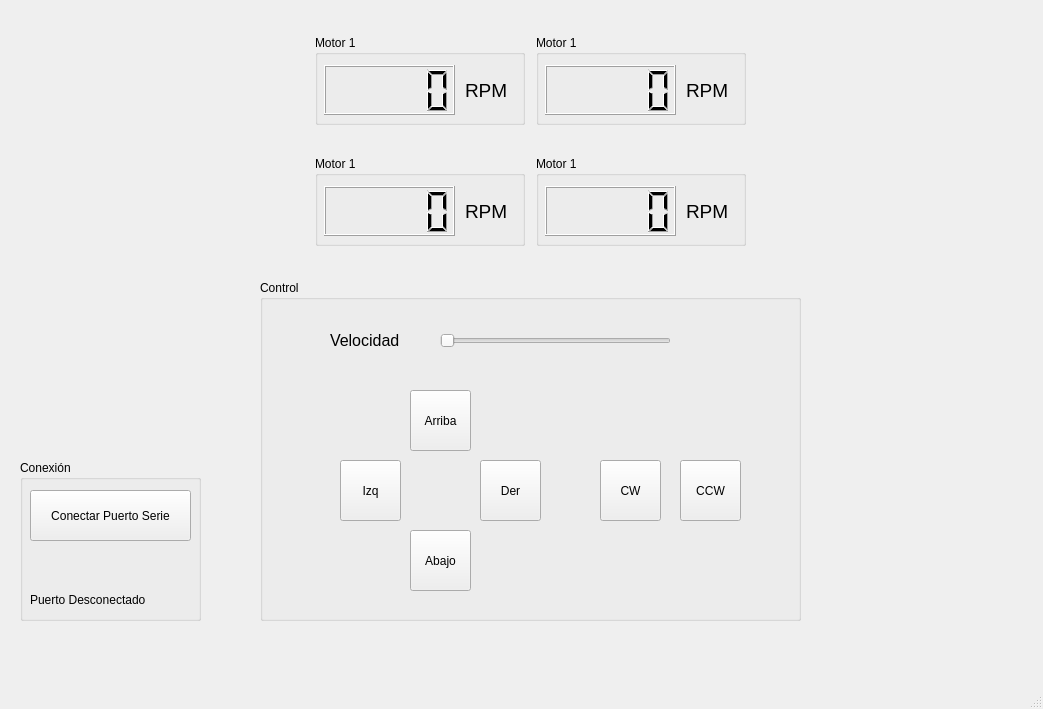
First picture: the form in mainwindow.ui, repository MrBean2806/PF_ControlRobot_Qt, before the edit.
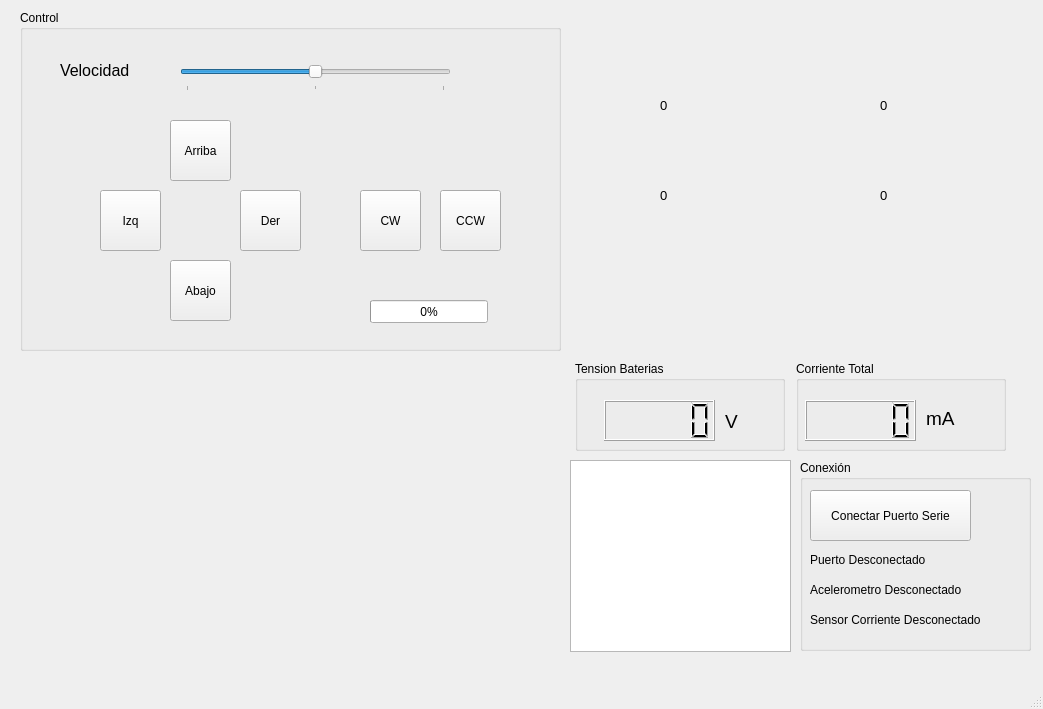
Second picture: the form after the edit.

What changed in the file:
```diff
--- a/mainwindow.ui
+++ b/mainwindow.ui
@@ -17,10 +17,10 @@
    <widget class="QGroupBox" name="groupBox">
     <property name="geometry">
      <rect>
-      <x>20</x>
+      <x>800</x>
       <y>460</y>
-      <width>181</width>
-      <height>161</height>
+      <width>231</width>
+      <height>191</height>
      </rect>
     </property>
     <property name="title">
@@ -43,7 +43,7 @@
      <property name="geometry">
       <rect>
        <x>10</x>
-       <y>130</y>
+       <y>90</y>
        <width>161</width>
        <height>20</height>
       </rect>
@@ -52,12 +52,38 @@
       <string>Puerto Desconectado</string>
      </property>
     </widget>
+    <widget class="QLabel" name="label_puertoSerieAbierto_2">
+     <property name="geometry">
+      <rect>
+       <x>10</x>
+       <y>120</y>
+       <width>191</width>
+       <height>20</height>
+      </rect>
+     </property>
+     <property name="text">
+      <string>Acelerometro Desconectado</string>
+     </property>
+    </widget>
+    <widget class="QLabel" name="label_puertoSerieAbierto_3">
+     <property name="geometry">
+      <rect>
+       <x>10</x>
+       <y>150</y>
+       <width>211</width>
+       <height>20</height>
+      </rect>
+     </property>
+     <property name="text">
+      <string>Sensor Corriente Desconectado</string>
+     </property>
+    </widget>
    </widget>
    <widget class="QGroupBox" name="groupBox_2">
     <property name="geometry">
      <rect>
-      <x>260</x>
-      <y>280</y>
+      <x>20</x>
+      <y>10</y>
       <width>541</width>
       <height>341</height>
      </rect>
@@ -68,7 +94,7 @@
     <widget class="QLabel" name="label">
      <property name="geometry">
       <rect>
-       <x>70</x>
+       <x>40</x>
        <y>40</y>
        <width>111</width>
        <height>41</height>
@@ -83,33 +109,11 @@
       <string>Velocidad</string>
      </property>
     </widget>
-    <widget class="QSlider" name="slider_velocidad">
-     <property name="geometry">
-      <rect>
-       <x>180</x>
-       <y>40</y>
-       <width>231</width>
-       <height>41</height>
-      </rect>
-     </property>
-     <property name="maximum">
-      <number>100</number>
-     </property>
-     <property name="value">
-      <number>0</number>
-     </property>
-     <property name="sliderPosition">
-      <number>0</number>
-     </property>
-     <property name="orientation">
-      <enum>Qt::Horizontal</enum>
-     </property>
-    </widget>
     <widget class="QLabel" name="label_velocidad">
      <property name="geometry">
       <rect>
-       <x>420</x>
-       <y>50</y>
+       <x>460</x>
+       <y>40</y>
        <width>63</width>
        <height>31</height>
       </rect>
@@ -196,167 +200,63 @@
       <string>Abajo</string>
      </property>
     </widget>
+    <widget class="QProgressBar" name="progressBar_rampaVel">
+     <property name="geometry">
+      <rect>
+       <x>350</x>
+       <y>290</y>
+       <width>118</width>
+       <height>23</height>
+      </rect>
+     </property>
+     <property name="value">
+      <number>0</number>
+     </property>
+    </widget>
+    <widget class="QSlider" name="slider_vel_ref">
+     <property name="geometry">
+      <rect>
+       <x>160</x>
+       <y>50</y>
+       <width>271</width>
+       <height>31</height>
+      </rect>
+     </property>
+     <property name="minimum">
+      <number>-100</number>
+     </property>
+     <property name="maximum">
+      <number>100</number>
+     </property>
+     <property name="value">
+      <number>0</number>
+     </property>
+     <property name="sliderPosition">
+      <number>0</number>
+     </property>
+     <property name="orientation">
+      <enum>Qt::Horizontal</enum>
+     </property>
+     <property name="tickPosition">
+      <enum>QSlider::TicksBelow</enum>
+     </property>
+     <property name="tickInterval">
+      <number>100</number>
+     </property>
+    </widget>
    </widget>
    <widget class="QWidget" name="gridLayoutWidget">
     <property name="geometry">
      <rect>
-      <x>310</x>
-      <y>10</y>
+      <x>570</x>
+      <y>360</y>
       <width>441</width>
-      <height>261</height>
+      <height>92</height>
      </rect>
     </property>
-    <layout class="QGridLayout" name="gridLayout">
-     <item row="1" column="0">
-      <widget class="QGroupBox" name="groupBox_4">
-       <property name="sizePolicy">
-        <sizepolicy hsizetype="Maximum" vsizetype="Maximum">
-         <horstretch>0</horstretch>
-         <verstretch>0</verstretch>
-        </sizepolicy>
-       </property>
-       <property name="minimumSize">
-        <size>
-         <width>210</width>
-         <height>90</height>
-        </size>
-       </property>
-       <property name="title">
-        <string>Motor 1</string>
-       </property>
-       <widget class="QLCDNumber" name="lcd_w_m_5">
-        <property name="geometry">
-         <rect>
-          <x>9</x>
-          <y>30</y>
-          <width>131</width>
-          <height>50</height>
-         </rect>
-        </property>
-        <property name="sizePolicy">
-         <sizepolicy hsizetype="Maximum" vsizetype="Maximum">
-          <horstretch>0</horstretch>
-          <verstretch>0</verstretch>
-         </sizepolicy>
-        </property>
-        <property name="minimumSize">
-         <size>
-          <width>0</width>
-          <height>0</height>
-         </size>
-        </property>
-        <property name="intValue" stdset="0">
-         <number>0</number>
-        </property>
-       </widget>
-       <widget class="QLabel" name="label_8">
-        <property name="geometry">
-         <rect>
-          <x>150</x>
-          <y>30</y>
-          <width>50</width>
-          <height>50</height>
-         </rect>
-        </property>
-        <property name="sizePolicy">
-         <sizepolicy hsizetype="Maximum" vsizetype="Maximum">
-          <horstretch>0</horstretch>
-          <verstretch>0</verstretch>
-         </sizepolicy>
-        </property>
-        <property name="minimumSize">
-         <size>
-          <width>50</width>
-          <height>50</height>
-         </size>
-        </property>
-        <property name="font">
-         <font>
-          <pointsize>14</pointsize>
-         </font>
-        </property>
-        <property name="text">
-         <string>RPM</string>
-        </property>
-       </widget>
-      </widget>
-     </item>
-     <item row="0" column="0">
-      <widget class="QGroupBox" name="groupBox_3">
-       <property name="sizePolicy">
-        <sizepolicy hsizetype="Maximum" vsizetype="Maximum">
-         <horstretch>0</horstretch>
-         <verstretch>0</verstretch>
-        </sizepolicy>
-       </property>
-       <property name="minimumSize">
-        <size>
-         <width>210</width>
-         <height>90</height>
-        </size>
-       </property>
-       <property name="title">
-        <string>Motor 1</string>
-       </property>
-       <widget class="QLCDNumber" name="lcd_w_m">
-        <property name="geometry">
-         <rect>
-          <x>9</x>
-          <y>30</y>
-          <width>131</width>
-          <height>50</height>
-         </rect>
-        </property>
-        <property name="sizePolicy">
-         <sizepolicy hsizetype="Maximum" vsizetype="Maximum">
-          <horstretch>0</horstretch>
-          <verstretch>0</verstretch>
-         </sizepolicy>
-        </property>
-        <property name="minimumSize">
-         <size>
-          <width>0</width>
-          <height>0</height>
-         </size>
-        </property>
-        <property name="intValue" stdset="0">
-         <number>0</number>
-        </property>
-       </widget>
-       <widget class="QLabel" name="label_3">
-        <property name="geometry">
-         <rect>
-          <x>150</x>
-          <y>30</y>
-          <width>50</width>
-          <height>50</height>
-         </rect>
-        </property>
-        <property name="sizePolicy">
-         <sizepolicy hsizetype="Maximum" vsizetype="Maximum">
-          <horstretch>0</horstretch>
-          <verstretch>0</verstretch>
-         </sizepolicy>
-        </property>
-        <property name="minimumSize">
-         <size>
-          <width>50</width>
-          <height>50</height>
-         </size>
-        </property>
-        <property name="font">
-         <font>
-          <pointsize>14</pointsize>
-         </font>
-        </property>
-        <property name="text">
-         <string>RPM</string>
-        </property>
-       </widget>
-      </widget>
-     </item>
+    <layout class="QGridLayout" name="gridLayout_2">
      <item row="0" column="1">
-      <widget class="QGroupBox" name="groupBox_5">
+      <widget class="QGroupBox" name="groupBox_9">
        <property name="sizePolicy">
         <sizepolicy hsizetype="Maximum" vsizetype="Maximum">
          <horstretch>0</horstretch>
@@ -370,15 +270,15 @@
         </size>
        </property>
        <property name="title">
-        <string>Motor 1</string>
+        <string>Corriente Total</string>
        </property>
        <widget class="QLCDNumber" name="lcd_w_m_6">
         <property name="geometry">
          <rect>
           <x>9</x>
-          <y>30</y>
-          <width>131</width>
-          <height>50</height>
+          <y>39</y>
+          <width>111</width>
+          <height>41</height>
          </rect>
         </property>
         <property name="sizePolicy">
@@ -400,10 +300,10 @@
        <widget class="QLabel" name="label_9">
         <property name="geometry">
          <rect>
-          <x>150</x>
-          <y>30</y>
+          <x>130</x>
+          <y>35</y>
           <width>50</width>
-          <height>50</height>
+          <height>45</height>
          </rect>
         </property>
         <property name="sizePolicy">
@@ -415,7 +315,7 @@
         <property name="minimumSize">
          <size>
           <width>50</width>
-          <height>50</height>
+          <height>45</height>
          </size>
         </property>
         <property name="font">
@@ -424,13 +324,13 @@
          </font>
         </property>
         <property name="text">
-         <string>RPM</string>
+         <string>mA</string>
         </property>
        </widget>
       </widget>
      </item>
-     <item row="1" column="1">
-      <widget class="QGroupBox" name="groupBox_6">
+     <item row="0" column="0">
+      <widget class="QGroupBox" name="groupBox_8">
        <property name="sizePolicy">
         <sizepolicy hsizetype="Maximum" vsizetype="Maximum">
          <horstretch>0</horstretch>
@@ -444,15 +344,15 @@
         </size>
        </property>
        <property name="title">
-        <string>Motor 1</string>
+        <string>Tension Baterias</string>
        </property>
        <widget class="QLCDNumber" name="lcd_w_m_7">
         <property name="geometry">
          <rect>
-          <x>9</x>
-          <y>30</y>
-          <width>131</width>
-          <height>50</height>
+          <x>29</x>
+          <y>39</y>
+          <width>111</width>
+          <height>41</height>
          </rect>
         </property>
         <property name="sizePolicy">
@@ -475,9 +375,9 @@
         <property name="geometry">
          <rect>
           <x>150</x>
-          <y>30</y>
+          <y>40</y>
           <width>50</width>
-          <height>50</height>
+          <height>40</height>
          </rect>
         </property>
         <property name="sizePolicy">
@@ -489,7 +389,7 @@
         <property name="minimumSize">
          <size>
           <width>50</width>
-          <height>50</height>
+          <height>40</height>
          </size>
         </property>
         <property name="font">
@@ -498,13 +398,118 @@
          </font>
         </property>
         <property name="text">
-         <string>RPM</string>
+         <string>V</string>
         </property>
        </widget>
       </widget>
      </item>
     </layout>
    </widget>
+   <widget class="QTextBrowser" name="textBrowser_terminal">
+    <property name="geometry">
+     <rect>
+      <x>570</x>
+      <y>460</y>
+      <width>221</width>
+      <height>192</height>
+     </rect>
+    </property>
+   </widget>
+   <widget class="QLabel" name="label_ImagenRobot">
+    <property name="geometry">
+     <rect>
+      <x>640</x>
+      <y>50</y>
+      <width>311</width>
+      <height>201</height>
+     </rect>
+    </property>
+    <property name="text">
+     <string/>
+    </property>
+   </widget>
+   <widget class="QLabel" name="label_u_ref_1">
+    <property name="geometry">
+     <rect>
+      <x>660</x>
+      <y>90</y>
+      <width>51</width>
+      <height>31</height>
+     </rect>
+    </property>
+    <property name="font">
+     <font>
+      <pointsize>10</pointsize>
+     </font>
+    </property>
+    <property name="text">
+     <string>0</string>
+    </property>
+   </widget>
+   <widget class="QLabel" name="label_u_ref_4">
+    <property name="geometry">
+     <rect>
+      <x>660</x>
+      <y>180</y>
+      <width>51</width>
+      <height>31</height>
+     </rect>
+    </property>
+    <property name="font">
+     <font>
+      <pointsize>10</pointsize>
+     </font>
+    </property>
+    <property name="text">
+     <string>0</string>
+    </property>
+   </widget>
+   <widget class="QLabel" name="label_u_ref_2">
+    <property name="geometry">
+     <rect>
+      <x>880</x>
+      <y>90</y>
+      <width>51</width>
+      <height>31</height>
+     </rect>
+    </property>
+    <property name="font">
+     <font>
+      <pointsize>10</pointsize>
+     </font>
+    </property>
+    <property name="text">
+     <string>0</string>
+    </property>
+   </widget>
+   <widget class="QLabel" name="label_u_ref_3">
+    <property name="geometry">
+     <rect>
+      <x>880</x>
+      <y>180</y>
+      <width>51</width>
+      <height>31</height>
+     </rect>
+    </property>
+    <property name="font">
+     <font>
+      <pointsize>10</pointsize>
+     </font>
+    </property>
+    <property name="text">
+     <string>0</string>
+    </property>
+   </widget>
+   <widget class="QWidget" name="grafico_accel" native="true">
+    <property name="geometry">
+     <rect>
+      <x>20</x>
+      <y>360</y>
+      <width>541</width>
+      <height>281</height>
+     </rect>
+    </property>
+   </widget>
   </widget>
   <widget class="QMenuBar" name="menubar">
    <property name="geometry">
```
Left out of the diff: 10 changed lines with no effect on the pictures.
